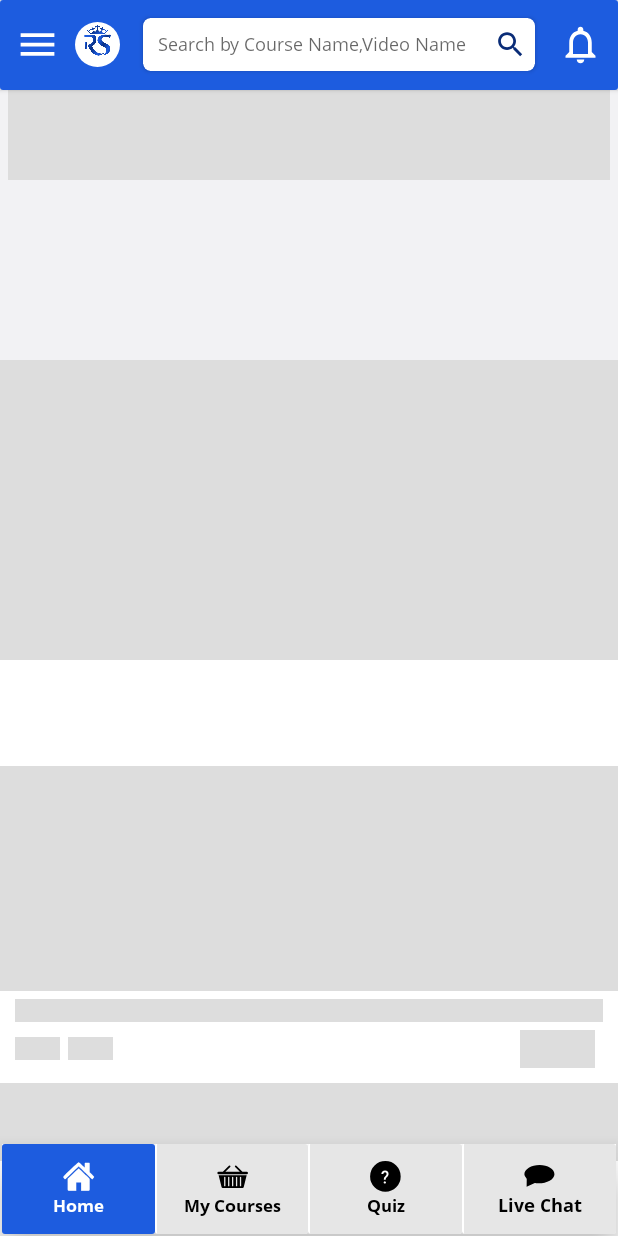
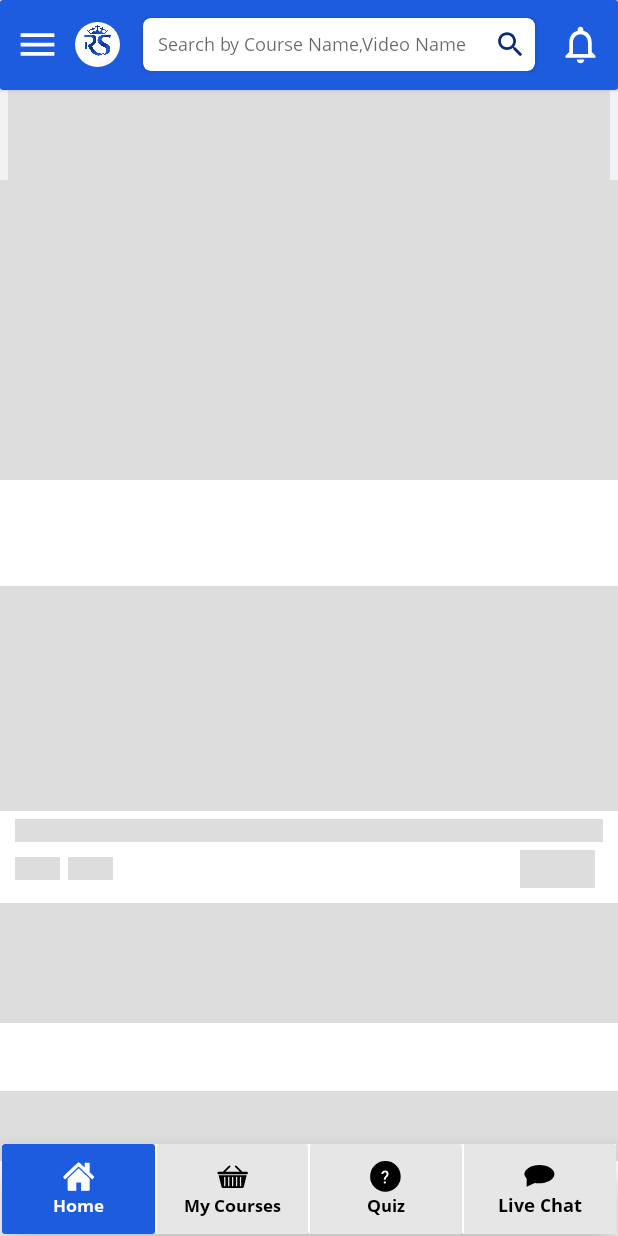
Before and after one commit to amandhana/Raja_Sahab, an Android app: the HomeActivity screen opened directly, with no data from a screen before it, after a tap on "Home", on a phone screen of 412 x 824 dp. Run offline under Robolectric (Android 15) with nearby library versions, the phone set to English and light mode, and no system bars; our stand-ins replace CircleImageView, Firebase (no records; nobody signed in at launch, a user with empty details on screens opened directly), Shimmer; libraries missing offline, so code that uses them is left out: com.loopj.android, com.razorpay, com.rd, cz.msebera.android, me.angeldevil.autoscrollviewpager; plain views replace AutoScrollViewPager, PageIndicatorView; pictures from the network do not load; 33 statements that could not run were skipped.

Commit message:
Last Updated Code With Code arrangement

```diff
--- a/app/src/main/java/com/rajasahabacademy/activity/home/activity/HomeActivity.java
+++ b/app/src/main/java/com/rajasahabacademy/activity/home/activity/HomeActivity.java
@@ -259,7 +259,9 @@ public class HomeActivity extends AppCompatActivity implements View.OnClickListe
             tvFirstName.setText(getFirstCharOfName());
         }
         String userNameStr = Utils.getSaveLoginUser(mActivity).getResults().getName();
-        String upperString = userNameStr.substring(0, 1).toUpperCase() + userNameStr.substring(1).toLowerCase();
+        String upperString = "";
+        if (!userNameStr.isEmpty())
+            upperString = userNameStr.substring(0, 1).toUpperCase() + userNameStr.substring(1).toLowerCase();
         tvUserName.setText(upperString);
         tvUserPhone.setText(Utils.getSaveLoginUser(mActivity).getResults().getPhone());
     }
@@ -694,7 +696,7 @@ public class HomeActivity extends AppCompatActivity implements View.OnClickListe
             drawerLayout.openDrawer(GravityCompat.START);
     }
 
-    private void rateUs(){
+    private void rateUs() {
         Intent intent = new Intent(Intent.ACTION_VIEW, Uri.parse("market://details?id=com.rajasahabacademy"));
         startActivity(intent);
     }
--- a/app/src/main/res/layout/activity_home.xml
+++ b/app/src/main/res/layout/activity_home.xml
@@ -171,32 +171,13 @@
 
         </androidx.cardview.widget.CardView>
 
-
         <androidx.recyclerview.widget.RecyclerView
-            android:id="@+id/recycler_view_cat"
+            android:id="@+id/recycler_view"
             android:layout_width="match_parent"
             android:layout_height="@dimen/m60"
             android:layout_below="@+id/cv_header"
             android:layout_marginStart="@dimen/m5"
             android:layout_marginEnd="@dimen/m5" />
-
-        <androidx.recyclerview.widget.RecyclerView
-            android:id="@+id/recycler_view_sub_cat"
-            android:layout_width="match_parent"
-            android:layout_height="@dimen/m60"
-            android:layout_below="@+id/recycler_view_cat"
-            android:layout_marginStart="@dimen/m5"
-            android:layout_marginEnd="@dimen/m5" />
-
-        <androidx.recyclerview.widget.RecyclerView
-            android:id="@+id/recycler_view"
-            android:layout_width="match_parent"
-            android:layout_height="@dimen/m60"
-            android:layout_below="@+id/recycler_view_sub_cat"
-            android:layout_marginStart="@dimen/m5"
-            android:layout_marginEnd="@dimen/m5" />
-
-
 
         <com.facebook.shimmer.ShimmerFrameLayout
             android:id="@+id/home_category_shimmer"
```
